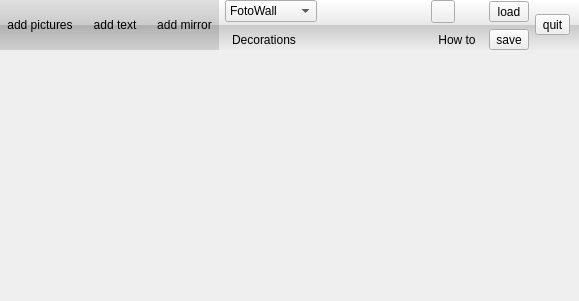
Qt form FotoWall.ui (enricoros/fotowall) before a commit.
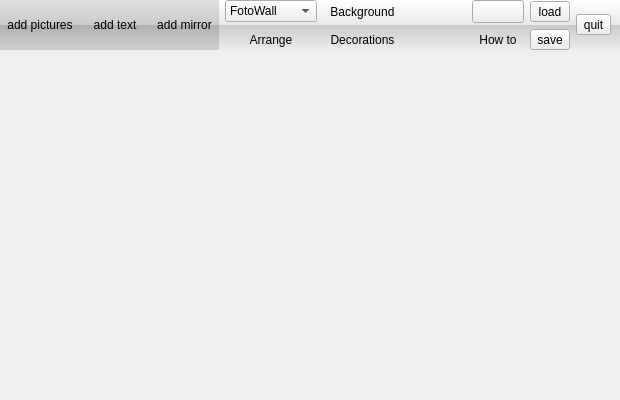
The same form after that commit. Icons and pictures are not drawn.

```diff
--- a/FotoWall.ui
+++ b/FotoWall.ui
@@ -6,8 +6,8 @@
    <rect>
     <x>0</x>
     <y>0</y>
-    <width>579</width>
-    <height>301</height>
+    <width>620</width>
+    <height>400</height>
    </rect>
   </property>
   <layout class="QVBoxLayout" name="verticalLayout">
@@ -212,32 +212,6 @@
         </item>
        </widget>
       </item>
-      <item row="0" column="3" rowspan="2">
-       <spacer name="spacer_2">
-        <property name="orientation">
-         <enum>Qt::Horizontal</enum>
-        </property>
-        <property name="sizeHint" stdset="0">
-         <size>
-          <width>17</width>
-          <height>48</height>
-         </size>
-        </property>
-       </spacer>
-      </item>
-      <item row="1" column="1">
-       <widget class="QToolButton" name="decoButton">
-        <property name="text">
-         <string>Decorations</string>
-        </property>
-        <property name="popupMode">
-         <enum>QToolButton::InstantPopup</enum>
-        </property>
-        <property name="autoRaise">
-         <bool>true</bool>
-        </property>
-       </widget>
-      </item>
       <item row="0" column="7">
        <widget class="QToolButton" name="loadButton">
         <property name="sizePolicy">
@@ -283,6 +257,12 @@
       </item>
       <item row="0" column="4">
        <widget class="QToolButton" name="exportButton">
+        <property name="sizePolicy">
+         <sizepolicy hsizetype="Preferred" vsizetype="Fixed">
+          <horstretch>0</horstretch>
+          <verstretch>0</verstretch>
+         </sizepolicy>
+        </property>
         <property name="text">
          <string/>
         </property>
@@ -296,7 +276,13 @@
        </widget>
       </item>
       <item row="1" column="4">
-       <widget class="QToolButton" name="helpButton">
+       <widget class="QToolButton" name="howtoButton">
+        <property name="sizePolicy">
+         <sizepolicy hsizetype="Preferred" vsizetype="Fixed">
+          <horstretch>0</horstretch>
+          <verstretch>0</verstretch>
+         </sizepolicy>
+        </property>
         <property name="text">
          <string>How to</string>
         </property>
@@ -308,6 +294,76 @@
         </property>
        </widget>
       </item>
+      <item row="0" column="3" rowspan="2">
+       <spacer name="spacer_2">
+        <property name="orientation">
+         <enum>Qt::Horizontal</enum>
+        </property>
+        <property name="sizeHint" stdset="0">
+         <size>
+          <width>17</width>
+          <height>48</height>
+         </size>
+        </property>
+       </spacer>
+      </item>
+      <item row="1" column="2">
+       <widget class="QToolButton" name="decoButton">
+        <property name="sizePolicy">
+         <sizepolicy hsizetype="Preferred" vsizetype="Fixed">
+          <horstretch>0</horstretch>
+          <verstretch>0</verstretch>
+         </sizepolicy>
+        </property>
+        <property name="text">
+         <string>Decorations</string>
+        </property>
+        <property name="popupMode">
+         <enum>QToolButton::InstantPopup</enum>
+        </property>
+        <property name="autoRaise">
+         <bool>true</bool>
+        </property>
+       </widget>
+      </item>
+      <item row="1" column="1">
+       <widget class="QToolButton" name="arrangeButton">
+        <property name="sizePolicy">
+         <sizepolicy hsizetype="Preferred" vsizetype="Fixed">
+          <horstretch>0</horstretch>
+          <verstretch>0</verstretch>
+         </sizepolicy>
+        </property>
+        <property name="text">
+         <string>Arrange</string>
+        </property>
+        <property name="popupMode">
+         <enum>QToolButton::InstantPopup</enum>
+        </property>
+        <property name="autoRaise">
+         <bool>true</bool>
+        </property>
+       </widget>
+      </item>
+      <item row="0" column="2">
+       <widget class="QToolButton" name="backButton">
+        <property name="sizePolicy">
+         <sizepolicy hsizetype="Preferred" vsizetype="Fixed">
+          <horstretch>0</horstretch>
+          <verstretch>0</verstretch>
+         </sizepolicy>
+        </property>
+        <property name="text">
+         <string>Background</string>
+        </property>
+        <property name="popupMode">
+         <enum>QToolButton::InstantPopup</enum>
+        </property>
+        <property name="autoRaise">
+         <bool>true</bool>
+        </property>
+       </widget>
+      </item>
      </layout>
     </widget>
    </item>
```
Left out of the diff: 6 changed lines with no effect on the pictures.
